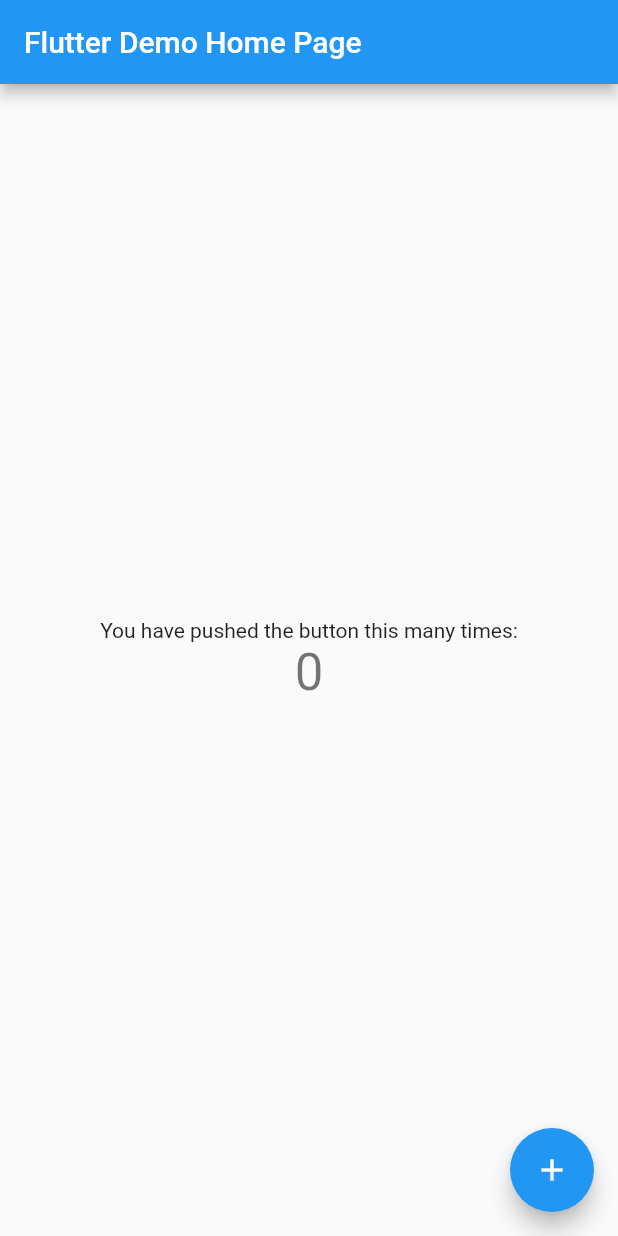
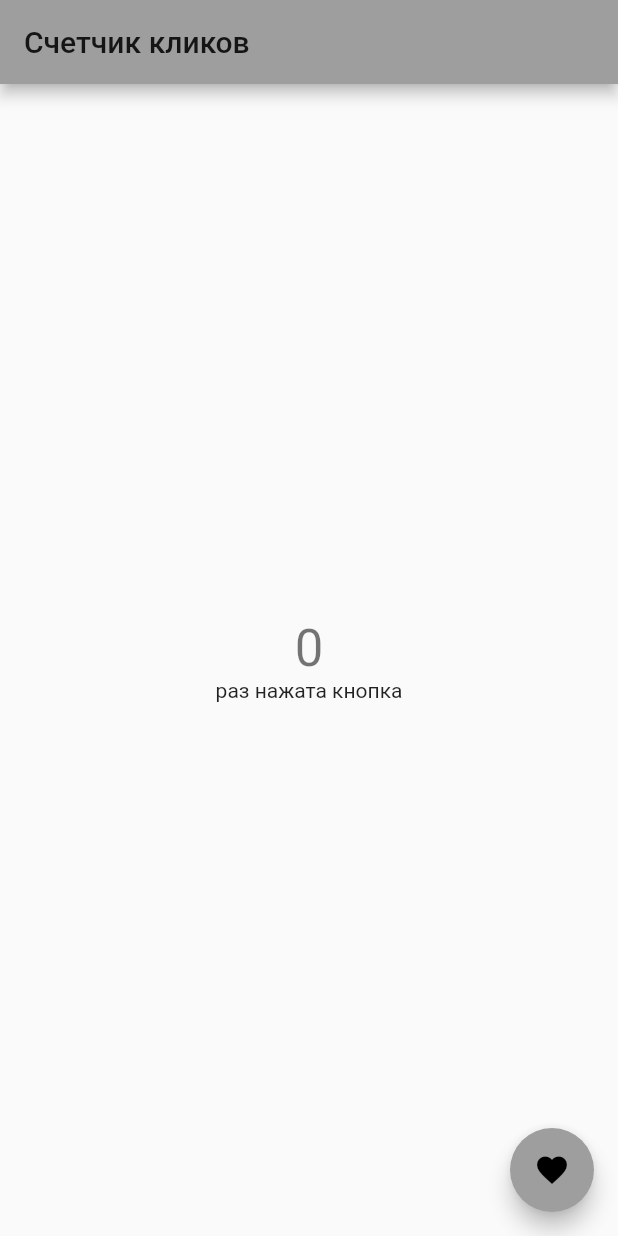
Before and after one commit to mothersjacke7/FlutterDev, a Flutter app: the screen it shows after launch, on a phone screen of 412 x 824 dp. Run offline on Flutter 3.47's test engine with Material 2 defaults, Android fonts, the phone set to English and light mode, and no system bars.

Commit message:
игрался со шрифтами и форомлением

```diff
--- a/flutter_project1/lib/main.dart
+++ b/flutter_project1/lib/main.dart
@@ -11,9 +11,9 @@
     return MaterialApp(
       title: 'Flutter Demo',
       theme: ThemeData(
-        primarySwatch: Colors.blue,
+        primarySwatch: Colors.grey,
       ),
-      home: const MyHomePage(title: 'Flutter Demo Home Page'),
+      home: const MyHomePage(title: 'Счетчик кликов'),
     );
   }
 }
@@ -44,20 +44,20 @@
         child: Column(
           mainAxisAlignment: MainAxisAlignment.center,
           children: <Widget>[
-            const Text(
-              'You have pushed the button this many times:',
-            ),
             Text(
               '$_counter',
               style: Theme.of(context).textTheme.headline4,
             ),
+            const Text(
+              'раз нажата кнопка',
+            )
           ],
         ),
       ),
       floatingActionButton: FloatingActionButton(
         onPressed: _incrementCounter,
         tooltip: 'Increment',
-        child: const Icon(Icons.add),
+        child: const Icon(Icons.favorite),
       ),
     );
   }
```
